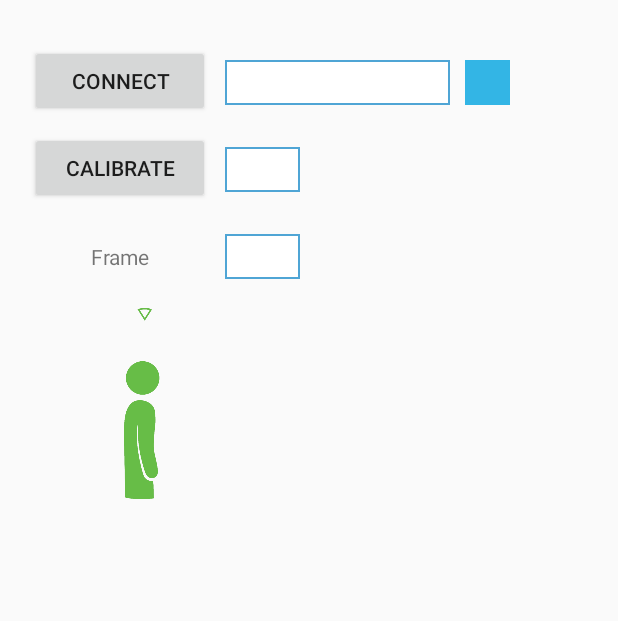
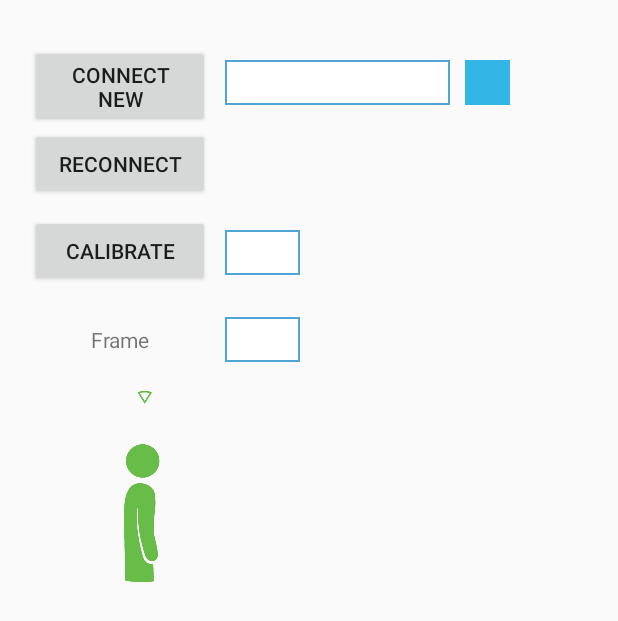
Before and after one commit to chaimup/URGoBle, an Android app: the layout activity_connection.xml on its own in the app's theme, with its tools: preview values and no code run, on a phone screen of 412 x 824 dp. Shown: the top 621 px of the screen. Run offline under Robolectric (Android 15) with nearby library versions, the phone set to English and light mode, and no system bars; network calls fail.

Commit message:
Save macAddress. Two modes: Connect New -forget device and a fresh scan. Connect - connect to the saved macAddress

```diff
--- a/urgoble-sample/src/main/res/layout/activity_connection.xml
+++ b/urgoble-sample/src/main/res/layout/activity_connection.xml
@@ -21,10 +21,10 @@
             tools:context=".ConnectionActivity">
 
             <Button
-                android:id="@+id/connect"
+                android:id="@+id/connectNew"
                 android:layout_width="120dp"
                 android:layout_height="wrap_content"
-                android:text="Connect"
+                android:text="Connect NEW"
                 />
 
             <TextView
@@ -35,7 +35,7 @@
                 android:layout_marginLeft="10dp"
                 android:gravity="center"
                 android:background="@drawable/textframe"
-                android:layout_toRightOf="@+id/connect"
+                android:layout_toRightOf="@+id/connectNew"
                 />
 
             <ImageView
@@ -49,6 +49,13 @@
                 android:background="@android:color/holo_blue_light"
                 />
         </RelativeLayout>
+
+        <Button
+            android:id="@+id/connect"
+            android:layout_width="120dp"
+            android:layout_height="wrap_content"
+            android:text="ReConnect"
+            />
 
         <RelativeLayout
             android:layout_width="wrap_content"
```
Also changed, not shown: urgoble-sample/src/main/java/com/upright/goble/sample/ConnectionActivity.java (+21 -5 lines), urgoble/src/main/java/com/upright/goble/connection/URGConnection.java (+29 -7 lines), urgoble/src/main/java/com/upright/goble/preferences/PrefManager.java (added, +37 -0 lines).
